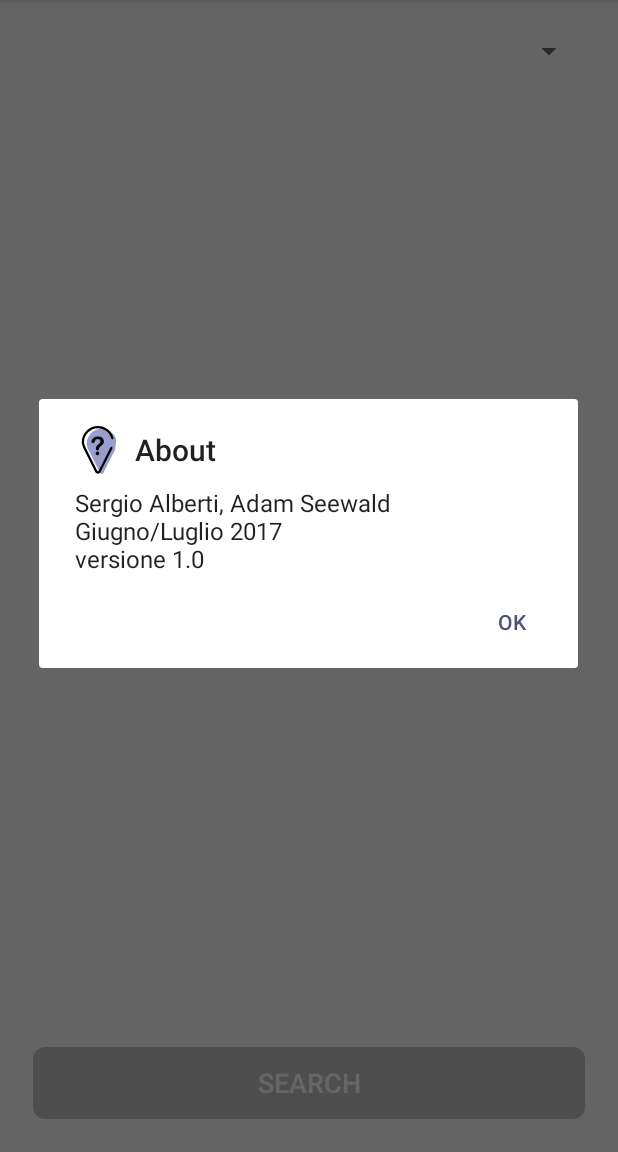
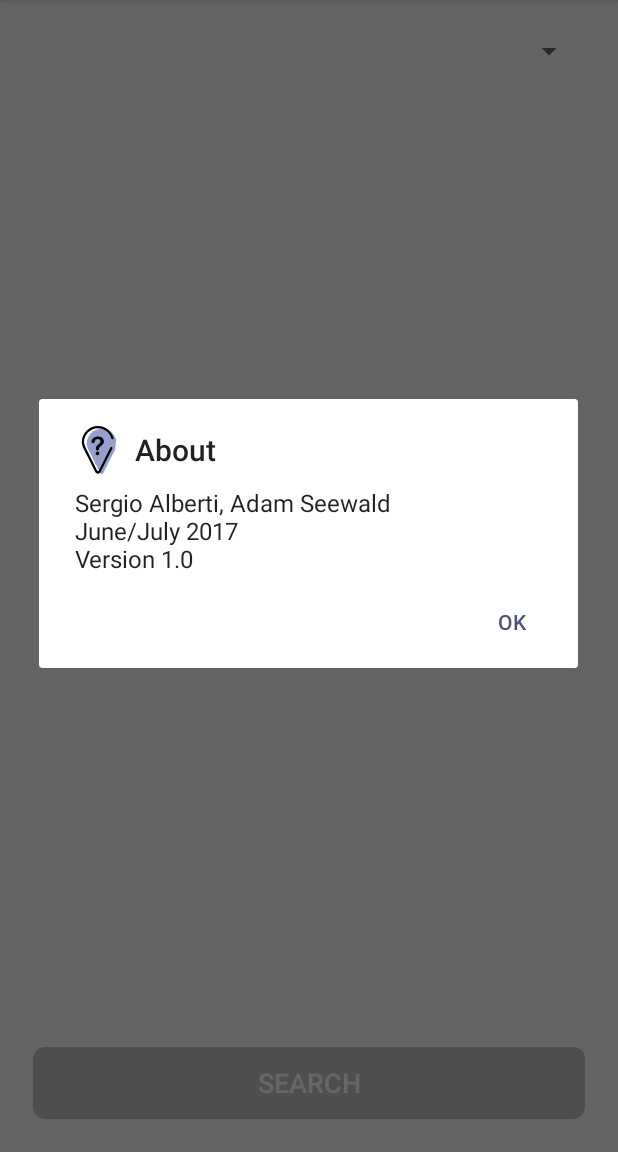
Before and after one commit to sergioalberti/FlickrClient, an Android app: the screen it shows after launch (MainActivity), after a tap on "About", on a phone screen of 412 x 824 dp, the part 84-1236 px from its top. Run offline under Robolectric (Android 15) with nearby library versions, the phone set to English and light mode, and no system bars; libraries missing offline, so code that uses them is left out: com.weiwangcn.betterspinner, net.jcip.annotations; plain views replace MaterialBetterSpinner; 4 statements that could not run were skipped.

Commit message:
bugfix and local settings implemented

```diff
--- a/app/src/main/java/it/univr/android/flickrclient/controller/Controller.java
+++ b/app/src/main/java/it/univr/android/flickrclient/controller/Controller.java
@@ -38,11 +38,11 @@ public class Controller {
     private MVC mvc;
     private static ExecutorService executor = null;
 
-    public static final String SEARCH_BY_KEY = "Key";
-    public static final String SEARCH_MOST_POPULAR = "Most Popular";
-    public static final String SEARCH_LAST_UPLOADS = "Last Uploads";
-    public static final String SEARCH_BY_AUTHOR = "Author";
-    public static final String SEARCH_COMMENTS = "Comments";
+    public static final String SEARCH_LAST_UPLOADS = "0";
+    public static final String SEARCH_MOST_POPULAR = "1";
+    public static final String SEARCH_BY_KEY = "2";
+    public static final String SEARCH_BY_AUTHOR = "3";
+    public static final String SEARCH_COMMENTS = "4";
 
     /**
      * the method is used to set the current model's MVC instance
--- a/app/src/main/java/it/univr/android/flickrclient/view/ImageFragment.java
+++ b/app/src/main/java/it/univr/android/flickrclient/view/ImageFragment.java
@@ -35,7 +35,7 @@ import it.univr.android.flickrclient.model.FlickrImage;
 import it.univr.android.flickrclient.model.Model;
 
 import static android.support.v4.content.FileProvider.getUriForFile;
-import static it.univr.android.flickrclient.view.SearchFragment.SHARE;
+
 
 /**
  * a fragment that shows fullsize image
@@ -158,7 +158,7 @@ public class ImageFragment extends Fragment implements AbstractFragment {
         else if (selectedImage != null && !selectedImage.getAbsoluteURL().equals("") && selectedImage.getBitmap(Model.UrlType.FULLSIZE) != null) {
             try {
                 File newFile = new File(selectedImage.getAbsoluteURL());
-                Uri contentUri = getUriForFile(getActivity(), "it.univr.android.flickrclient", newFile);
+                Uri contentUri = getUriForFile(getActivity(), getActivity().getApplicationContext().getPackageName(), newFile);
 
                 FileOutputStream os = new FileOutputStream(newFile);
                 ByteArrayOutputStream stream = new ByteArrayOutputStream();
@@ -170,7 +170,7 @@ public class ImageFragment extends Fragment implements AbstractFragment {
                 intent.setAction(Intent.ACTION_SEND);
                 intent.setType("image/*");
                 intent.putExtra(Intent.EXTRA_STREAM, contentUri);
-                startActivity(Intent.createChooser(intent, SHARE));
+                startActivity(Intent.createChooser(intent, getString(R.string.share)));
 
                 selectedImage.unshare();
 
--- a/app/src/main/java/it/univr/android/flickrclient/view/MainFragment.java
+++ b/app/src/main/java/it/univr/android/flickrclient/view/MainFragment.java
@@ -21,6 +21,9 @@ import android.widget.EditText;
 
 import com.weiwangcn.betterspinner.library.material.MaterialBetterSpinner;
 
+import java.util.Arrays;
+import java.util.List;
+
 import it.univr.android.flickrclient.FlickrApplication;
 import it.univr.android.flickrclient.MVC;
 import it.univr.android.flickrclient.R;
@@ -33,6 +36,8 @@ public class MainFragment extends Fragment implements AbstractFragment {
     private EditText searchKey;
     private Button searchButton;
     private MaterialBetterSpinner searchSpinner;
+    private String selectedOption = "";
+    private List<String> selectedOptionsComparator;
 
     /**
      * says the MainFragment class' name
@@ -72,8 +77,6 @@ public class MainFragment extends Fragment implements AbstractFragment {
 
             // a new search is made
 
-            String selectedOption = searchSpinner.getText().toString();
-
             if(selectedOption.equals(mvc.controller.SEARCH_BY_KEY))
                 mvc.controller.callSearchService(getActivity(), selectedOption, searchKey.getText().toString());
             else
@@ -85,7 +88,7 @@ public class MainFragment extends Fragment implements AbstractFragment {
         searchSpinner.setOnItemClickListener(new AdapterView.OnItemClickListener() {
             @Override
             public void onItemClick(AdapterView<?> adapterView, View view, int position, long l) {
-                onModelChanged();
+                updateUI();
             }
         });
 
@@ -98,7 +101,7 @@ public class MainFragment extends Fragment implements AbstractFragment {
 
             @Override
             public void onTextChanged(CharSequence s, int start, int before, int count) {
-                onModelChanged();
+                updateUI();
             }
         });
 
@@ -115,22 +118,28 @@ public class MainFragment extends Fragment implements AbstractFragment {
         super.onActivityCreated(savedInstanceState);
         mvc = ((FlickrApplication) getActivity().getApplication()).getMvc();
         onModelChanged();
+        updateUI();
     }
 
     /**
      * called when the model changes
      */
     @Override
-    public void onModelChanged() {
-        if(!searchSpinner.getText().toString().equals(""))
+    public void onModelChanged() {  }
+
+    private void updateUI(){
+        if(!searchSpinner.getText().toString().equals("")) {
+            selectedOptionsComparator = Arrays.asList(getResources().getStringArray(R.array.search_options));
+            selectedOption = "" + selectedOptionsComparator.indexOf(searchSpinner.getText().toString());
             searchButton.setEnabled(true);
+        }
 
-        if(searchSpinner.getText().toString().equals(mvc.controller.SEARCH_BY_KEY))
+        if(selectedOption.equals(mvc.controller.SEARCH_BY_KEY))
             searchKey.setVisibility(View.VISIBLE);
         else
             searchKey.setVisibility(View.INVISIBLE);
 
-        if(searchSpinner.getText().toString().equals(mvc.controller.SEARCH_BY_KEY) && searchKey.getText().toString().equals(""))
+        if(selectedOption.equals(mvc.controller.SEARCH_BY_KEY) && searchKey.getText().toString().equals(""))
             searchButton.setEnabled(false);
     }
 
@@ -159,11 +168,9 @@ public class MainFragment extends Fragment implements AbstractFragment {
         if (getFragmentManager().findFragmentByTag(SearchFragment.TAG) == null && item.getItemId() == R.id.menu_info) {
             AlertDialog.Builder builder = new AlertDialog.Builder(getActivity());
 
-            builder.setMessage("Sergio Alberti, Adam Seewald\n" +
-                               "Giugno/Luglio 2017\n" +
-                               "versione 1.0")
-                    .setTitle("About")
-                    .setPositiveButton("OK", new DialogInterface.OnClickListener() {
+            builder.setMessage(getString(R.string.about_message))
+                    .setTitle(getString(R.string.about))
+                    .setPositiveButton(getString(R.string.ok), new DialogInterface.OnClickListener() {
                         public void onClick(DialogInterface dialog, int id) { }
                     })
                     .setIcon(R.drawable.info_dark);
--- a/app/src/main/res/values/strings.xml
+++ b/app/src/main/res/values/strings.xml
@@ -1,11 +1,17 @@
 <resources>
     <string name="app_name">FlickrClient</string>
-    <string name="search_key_hint">insert search key</string>
+    <string name="search_key_hint">Insert search key</string>
     <string name="search_main_text">Search by:</string>
     <string name="search_button">Search</string>
     <string name="search_method">Select a search method</string>
     <string name="share">Share</string>
     <string name="about">About</string>
+    <string name="about_message">Sergio Alberti, Adam Seewald\nJune/July 2017\nVersion 1.0</string>
+    <string name="ok">Ok</string>
+    <string name="other_images">Other images of </string>
+    <string name="no_results">No results</string>
+    <string name="no_results_message">No data found for searched key!</string>
+
     <string-array name="search_options">
         <item>Last Uploads</item>
         <item>Most Popular</item>
```
Also changed, not shown: app/src/main/java/it/univr/android/flickrclient/controller/SearchService.java (+6 -3 lines), app/src/main/java/it/univr/android/flickrclient/view/SearchFragment.java (+8 -18 lines), 1 other file.
